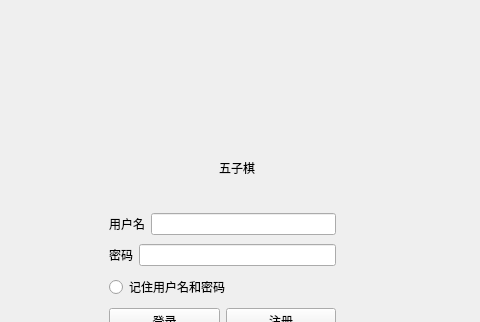
Before: the Qt Designer form login.ui in daimiaopeng/wuziqi_client, drawn with Qt 5; both pictures show x 121 to 601 and y 0 to 322 of the 725 by 629 pixel window.
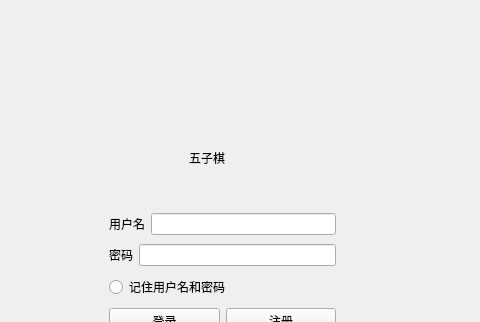
After: the same form once the commit is applied.

Diff of the .ui file:
```diff
--- a/login.ui
+++ b/login.ui
@@ -17,8 +17,8 @@
    <widget class="QLabel" name="label_3">
     <property name="geometry">
      <rect>
-      <x>340</x>
-      <y>160</y>
+         <x>310</x>
+         <y>150</y>
       <width>72</width>
       <height>15</height>
      </rect>
```
Lines whose indentation alone changed are shown as unchanged.
